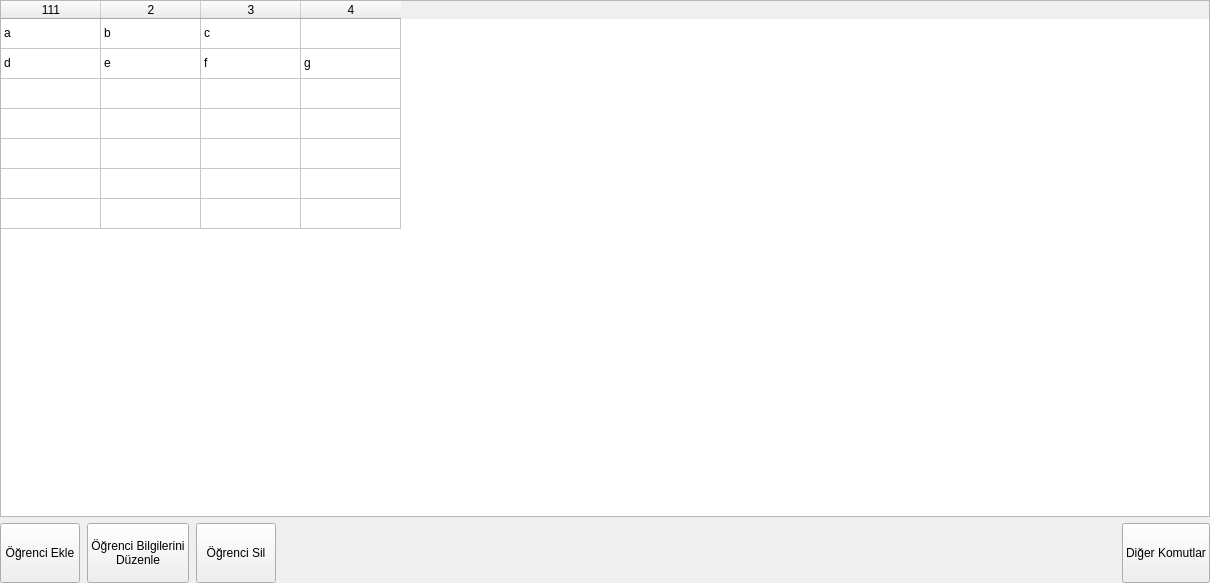
This is src/UI/DatabaseUi/databaseui.ui in ikolomiko/ikooskar-qt as Qt 5 draws it before an edit. The edited form follows.
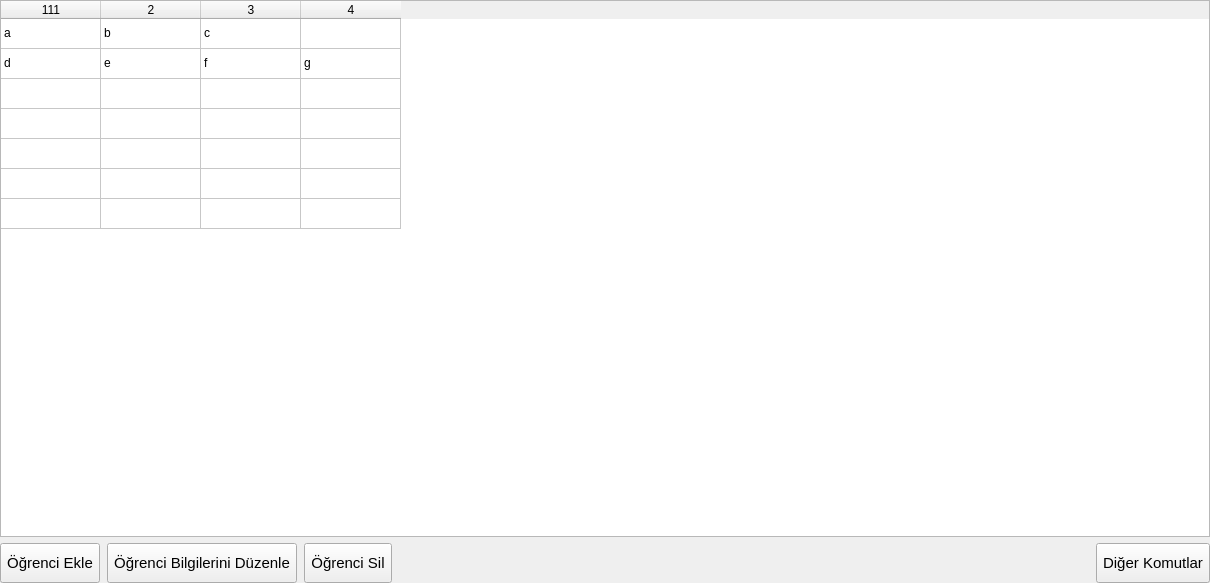
This is the edited form. Icons and pictures are not drawn.

Commit message: Switch fonts to Segoe UI

The edit to the form file:
```diff
--- a/src/UI/DatabaseUi/databaseui.ui
+++ b/src/UI/DatabaseUi/databaseui.ui
@@ -16,6 +16,11 @@
     <verstretch>0</verstretch>
    </sizepolicy>
   </property>
+  <property name="font">
+   <font>
+    <family>Segoe UI</family>
+   </font>
+  </property>
   <property name="windowTitle">
    <string>Form</string>
   </property>
@@ -202,15 +207,36 @@
         <property name="minimumSize">
          <size>
           <width>0</width>
-          <height>60</height>
+          <height>40</height>
          </size>
         </property>
+        <property name="maximumSize">
+         <size>
+          <width>16777215</width>
+          <height>40</height>
+         </size>
+        </property>
+        <property name="font">
+         <font>
+          <family>Segoe UI</family>
+          <pointsize>11</pointsize>
+         </font>
+        </property>
+        <property name="styleSheet">
+         <string notr="true">padding: 6px;</string>
+        </property>
         <property name="text">
          <string>Öğrenci Ekle</string>
         </property>
         <property name="icon">
-         <iconset theme="list-add">
-          <normaloff>.</normaloff>.</iconset>
+         <iconset resource="../../../assets/resources.qrc">
+          <normaloff>:/add.png</normaloff>:/add.png</iconset>
+        </property>
+        <property name="iconSize">
+         <size>
+          <width>22</width>
+          <height>22</height>
+         </size>
         </property>
        </widget>
       </item>
@@ -219,12 +245,36 @@
         <property name="minimumSize">
          <size>
           <width>0</width>
-          <height>60</height>
+          <height>40</height>
          </size>
         </property>
+        <property name="maximumSize">
+         <size>
+          <width>16777215</width>
+          <height>40</height>
+         </size>
+        </property>
+        <property name="font">
+         <font>
+          <family>Segoe UI</family>
+          <pointsize>11</pointsize>
+         </font>
+        </property>
+        <property name="styleSheet">
+         <string notr="true">padding: 6px;</string>
+        </property>
         <property name="text">
-         <string>Öğrenci Bilgilerini
-Düzenle</string>
+         <string>Öğrenci Bilgilerini Düzenle</string>
+        </property>
+        <property name="icon">
+         <iconset resource="../../../assets/resources.qrc">
+          <normaloff>:/edit.png</normaloff>:/edit.png</iconset>
+        </property>
+        <property name="iconSize">
+         <size>
+          <width>22</width>
+          <height>22</height>
+         </size>
         </property>
        </widget>
       </item>
@@ -233,12 +283,37 @@
         <property name="minimumSize">
          <size>
           <width>0</width>
-          <height>60</height>
+          <height>40</height>
          </size>
         </property>
+        <property name="maximumSize">
+         <size>
+          <width>16777215</width>
+          <height>40</height>
+         </size>
+        </property>
+        <property name="font">
+         <font>
+          <family>Segoe UI</family>
+          <pointsize>11</pointsize>
+         </font>
+        </property>
+        <property name="styleSheet">
+         <string notr="true">padding: 6px;</string>
+        </property>
         <property name="text">
          <string>Öğrenci Sil</string>
         </property>
+        <property name="icon">
+         <iconset resource="../../../assets/resources.qrc">
+          <normaloff>:/remove.png</normaloff>:/remove.png</iconset>
+        </property>
+        <property name="iconSize">
+         <size>
+          <width>22</width>
+          <height>22</height>
+         </size>
+        </property>
        </widget>
       </item>
       <item>
@@ -248,7 +323,7 @@
         </property>
         <property name="sizeHint" stdset="0">
          <size>
-          <width>737</width>
+          <width>68</width>
           <height>20</height>
          </size>
         </property>
@@ -259,12 +334,37 @@
         <property name="minimumSize">
          <size>
           <width>0</width>
-          <height>60</height>
+          <height>40</height>
          </size>
         </property>
+        <property name="maximumSize">
+         <size>
+          <width>16777215</width>
+          <height>40</height>
+         </size>
+        </property>
+        <property name="font">
+         <font>
+          <family>Segoe UI</family>
+          <pointsize>11</pointsize>
+         </font>
+        </property>
+        <property name="styleSheet">
+         <string notr="true">padding: 6px;</string>
+        </property>
         <property name="text">
          <string>Diğer Komutlar</string>
         </property>
+        <property name="icon">
+         <iconset resource="../../../assets/resources.qrc">
+          <normaloff>:/more.png</normaloff>:/more.png</iconset>
+        </property>
+        <property name="iconSize">
+         <size>
+          <width>22</width>
+          <height>22</height>
+         </size>
+        </property>
        </widget>
       </item>
      </layout>
```
Left out of the diff: 4 changed lines with no effect on the pictures. The commit also changes 2 other files.
